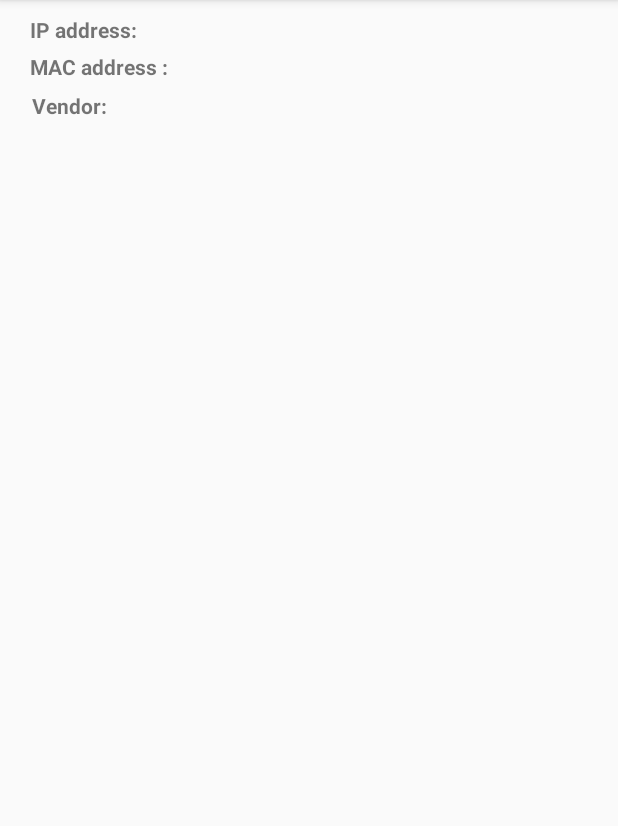
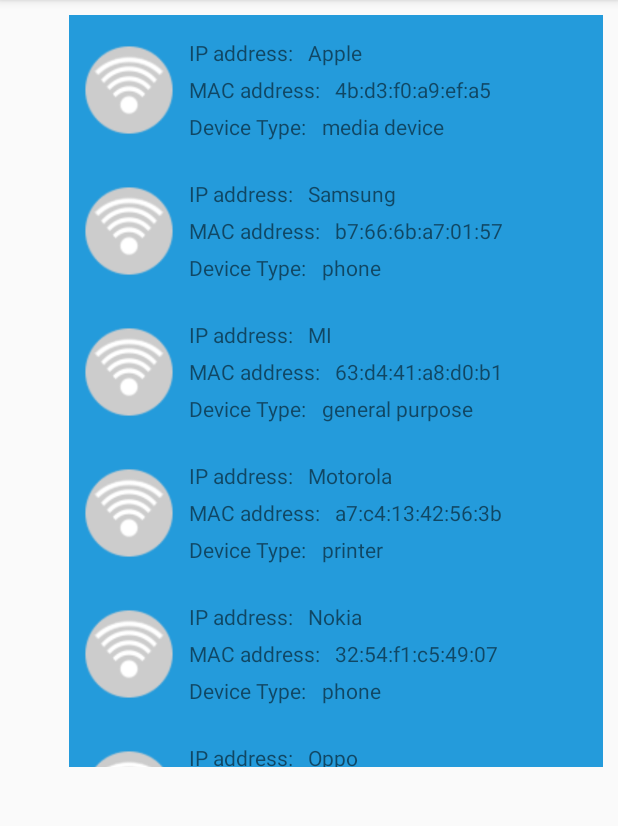
Before and after one commit to thitiwutchm38/MASai-Application, an Android app: the Device_list screen opened directly, with no data from a screen before it, on a phone screen of 412 x 824 dp, the part 84-910 px from its top. Run offline under Robolectric (Android 15) with nearby library versions, the phone set to English and light mode, and no system bars.

Commit message:
Update: devices adapter

```diff
--- /dev/null
+++ b/MASai2/app/src/main/java/com/example/bookthiti/masai2/DeviceAdapter.java
@@ -0,0 +1,102 @@
+package com.example.bookthiti.masai2;
+import android.content.Context;
+import android.content.Intent;
+import android.graphics.Color;
+import android.graphics.drawable.GradientDrawable;
+import android.support.annotation.NonNull;
+import android.support.v4.content.ContextCompat;
+import android.support.v7.widget.RecyclerView;
+import android.view.LayoutInflater;
+import android.view.View;
+import android.view.ViewGroup;
+import android.widget.ImageView;
+import android.widget.LinearLayout;
+import android.widget.RelativeLayout;
+import android.widget.TextView;
+import android.widget.Toast;
+
+import java.util.List;
+import java.util.Random;
+
+import java.util.ArrayList;
+
+import static com.example.bookthiti.masai2.DeviceAdapter.Holder.*;
+
+public class DeviceAdapter extends RecyclerView.Adapter<DeviceAdapter.Holder>{
+    private ArrayList<Devices> mainModelArrayList;
+    private Context context;
+    private OnRecyclerViewItemClickListener onRecyclerViewItemClickListener;
+    public DeviceAdapter(Context context,ArrayList<Devices> mainModelArrayList) {
+        this.context = context;
+        this.mainModelArrayList = mainModelArrayList;
+    }
+    @Override
+    public DeviceAdapter.Holder onCreateViewHolder(ViewGroup viewGroup, int i) {
+        View view = LayoutInflater.from(viewGroup.getContext()).inflate(R.layout.recyclerview_devices_item, viewGroup, false);
+
+        return new DeviceAdapter.Holder(view);
+    }
+    @Override
+    public void onBindViewHolder(DeviceAdapter.Holder Holder, int position) {
+        final Devices offersListModel = mainModelArrayList.get(position);
+
+        Holder.ip_Text.setText(offersListModel.getmIP_address());
+        Holder.mac_Text.setText(offersListModel.getmMac_address());
+        Holder.type_Text.setText(offersListModel.getmDevice_types());
+
+
+
+        Holder.rowMainImage.setImageResource(offersListModel.getOfferIcon());
+
+        Holder.rowMainParentLinearLayout.setTag(offersListModel);
+    }
+
+
+
+    @Override
+    public int getItemCount() {
+        return mainModelArrayList.size();
+    }
+    public class Holder extends RecyclerView.ViewHolder{
+
+        private ImageView rowMainImage;
+        private TextView ip_Text;
+        private TextView mac_Text;
+        private TextView type_Text;
+
+
+
+
+        private RelativeLayout rowMainParentLinearLayout;
+        public Holder(View view) {
+            super(view);
+
+
+            rowMainImage = view.findViewById(R.id.device_device_icon);
+
+            ip_Text = view.findViewById(R.id.device_data_ip);
+            mac_Text = view.findViewById(R.id.device_data_mac);
+            type_Text = view.findViewById(R.id.device_data_type);
+
+
+
+
+
+
+            rowMainParentLinearLayout =  view.findViewById(R.id.layout_device);
+
+            rowMainParentLinearLayout.setOnClickListener(new View.OnClickListener() {
+                @Override
+                public void onClick(View view) {
+                    if (onRecyclerViewItemClickListener != null) {
+                        onRecyclerViewItemClickListener.onItemClick(getAdapterPosition(), view);
+                    }
+                }
+            });
+        }
+    }
+    public void setOnRecyclerViewItemClickListener(OnRecyclerViewItemClickListener onRecyclerViewItemClickListener) {
+        this.onRecyclerViewItemClickListener = onRecyclerViewItemClickListener;
+    }
+
+}
--- a/MASai2/app/src/main/java/com/example/bookthiti/masai2/Device_list.java
+++ b/MASai2/app/src/main/java/com/example/bookthiti/masai2/Device_list.java
@@ -2,12 +2,113 @@ package com.example.bookthiti.masai2;
 
 import android.support.v7.app.AppCompatActivity;
 import android.os.Bundle;
+import android.support.v7.widget.LinearLayoutManager;
+import android.support.v7.widget.RecyclerView;
+import android.view.View;
+import android.widget.Toast;
 
-public class Device_list extends AppCompatActivity {
+import java.util.ArrayList;
+
+public class Device_list extends AppCompatActivity implements OnRecyclerViewItemClickListener {
+
+
+    private final int categoryIcon[] = {
+            R.drawable.wifi_device_4,
+            R.drawable.wifi_device_4,
+            R.drawable.wifi_device_4,
+
+            R.drawable.wifi_device_4,
+            R.drawable.wifi_device_4,
+            R.drawable.wifi_device_4,
+
+            R.drawable.wifi_device_4,
+            R.drawable.wifi_device_4,
+            R.drawable.wifi_device_4
+
+    };
+
+    private final String categoryName[] = {
+            "Apple",
+            "Samsung",
+            "MI",
+            "Motorola",
+            "Nokia",
+            "Oppo",
+            "Micromax",
+            "Honor",
+            "Lenovo"
+    };
+
+    private final String mac[] = {
+            "4b:d3:f0:a9:ef:a5",
+            "b7:66:6b:a7:01:57",
+            "63:d4:41:a8:d0:b1",
+            "a7:c4:13:42:56:3b",
+            "32:54:f1:c5:49:07",
+            "12:eb:32:e2:be:93",
+            "17:1f:cb:24:6f:90",
+            "e7:35:35:ea:5c:af",
+            "17:cf:ff:09:42:d4"
+    };
+    private final String type[] = {
+            "media device",
+            "phone",
+            "general purpose",
+            "printer",
+            "phone",
+            "webcam",
+            "phone",
+            "router",
+            "general purpose"
+    };
+
 
     @Override
-    protected void onCreate(Bundle savedInstanceState) {
+    protected void onCreate( Bundle savedInstanceState ) {
         super.onCreate(savedInstanceState);
         setContentView(R.layout.activity_device_list);
+        final RecyclerView mainRecyclerView = findViewById(R.id.recyclerview_device_item);
+        final LinearLayoutManager linearLayoutManager = new LinearLayoutManager(this,
+                LinearLayoutManager.VERTICAL, false);
+        mainRecyclerView.setLayoutManager(linearLayoutManager);
+
+
+        //Recycler Adapter
+        final ArrayList<Devices> mainModelArrayList = prepareList();
+        final DeviceAdapter mainRecyclerAdapter = new DeviceAdapter(this, mainModelArrayList);
+        mainRecyclerAdapter.setOnRecyclerViewItemClickListener(Device_list.this);
+        mainRecyclerView.setAdapter(mainRecyclerAdapter);
+    }
+
+    private ArrayList<Devices> prepareList() {
+        ArrayList<Devices> mainModelList = new ArrayList<>();
+
+        for (int i = 0; i < categoryName.length; i++) {
+
+
+            Devices mainModel = new Devices();
+
+            mainModel.setmIP_address(categoryName[i]);
+            mainModel.setmMac_address(mac[i]);
+            mainModel.setmDevice_types(type[i]);
+
+
+            mainModel.setOfferIcon(categoryIcon[i]);
+
+            mainModelList.add(mainModel);
+        }
+        return mainModelList;
+    }
+
+    @Override
+    public void onItemClick( int position, View view ) {
+        Devices mainModel = (Devices) view.getTag();
+        switch (view.getId()) {
+            case R.id.layout_device:
+                Toast.makeText(this, "Position clicked: " + String.valueOf(position) + ", " + mainModel.getmIP_address(), Toast.LENGTH_LONG).show();
+                break;
+        }
+
+
     }
 }
--- /dev/null
+++ b/MASai2/app/src/main/java/com/example/bookthiti/masai2/Devices.java
@@ -0,0 +1,59 @@
+package com.example.bookthiti.masai2;
+
+public class Devices {
+
+    private String mIP_address;
+    private String mMac_address;
+    private String mDevice_types;
+    private int mIcon;
+
+
+//    public Devices( String mIP_address, String mMac_address, String mDevice_types) {
+////        this.mIP_address = mIP_address;
+////        this.mMac_address = mMac_address;
+////        this.mDevice_types = mDevice_types;
+////    }
+
+
+
+    public void setmIP_address(String mIP_address) {
+        this.mIP_address = mIP_address;
+    }
+
+    public String getmIP_address() {
+        return mIP_address;
+    }
+
+
+
+    public void setmMac_address(String mMac_address) {
+        this.mMac_address = mMac_address;
+    }
+
+    public String getmMac_address() {
+        return mMac_address;
+    }
+
+
+    public void setmDevice_types(String mDevice_types) {
+        this.mDevice_types = mDevice_types;
+    }
+
+    public String getmDevice_types() {
+        return mDevice_types;
+    }
+
+
+    public int getOfferIcon() {
+        return mIcon;
+    }
+
+    public void setOfferIcon(int mIcon) {
+        this.mIcon = mIcon;
+    }
+
+
+
+
+
+}
--- a/MASai2/app/src/main/res/layout/activity_device_list.xml
+++ b/MASai2/app/src/main/res/layout/activity_device_list.xml
@@ -1,47 +1,19 @@
 <?xml version="1.0" encoding="utf-8"?>
 <RelativeLayout xmlns:android="http://schemas.android.com/apk/res/android"
     xmlns:app="http://schemas.android.com/apk/res-auto"
+    xmlns:tools="http://schemas.android.com/tools"
     android:id="@+id/layout"
     android:layout_width="match_parent"
-    android:layout_height="wrap_content"
+    android:layout_height="match_parent"
     android:padding="10dp">
 
-    <TextView
-        android:id="@+id/tvEmailSender"
-        android:layout_width="wrap_content"
-        android:layout_height="wrap_content"
+    <android.support.v7.widget.RecyclerView
+        android:id="@+id/recyclerview_device_item"
+        android:layout_width="374dp"
+        android:layout_height="501dp"
+        android:layout_alignParentStart="true"
         android:layout_alignParentTop="true"
-        android:layout_marginStart="10dp"
-        android:layout_marginLeft="10dp"
-        android:layout_toEndOf="@+id/tvIcon"
-        android:layout_toRightOf="@+id/tvIcon"
-        android:text="IP address: "
-        android:textStyle="bold" />
-
-    <TextView
-        android:id="@+id/tvEmailTitle"
-        android:layout_width="wrap_content"
-        android:layout_height="wrap_content"
-        android:layout_below="@+id/tvEmailSender"
-        android:layout_marginStart="10dp"
-        android:layout_marginLeft="10dp"
-        android:layout_marginTop="5dp"
-        android:layout_toEndOf="@+id/tvIcon"
-        android:layout_toRightOf="@+id/tvIcon"
-        android:text="MAC address :"
-        android:textStyle="bold" />
-
-    <TextView
-        android:id="@+id/tvEmailTitle3"
-        android:layout_width="wrap_content"
-        android:layout_height="wrap_content"
-        android:layout_below="@+id/tvEmailSender"
-        android:layout_marginStart="11dp"
-        android:layout_marginLeft="11dp"
-        android:layout_marginTop="31dp"
-        android:layout_toEndOf="@+id/tvIcon"
-        android:layout_toRightOf="@+id/tvIcon"
-        android:text="Vendor:"
-        android:textStyle="bold" />
+        android:layout_marginStart="36dp"
+        android:layout_marginTop="0dp" />
 
 </RelativeLayout>
--- a/MASai2/app/src/main/res/layout/recyclerview_devices_item.xml
+++ b/MASai2/app/src/main/res/layout/recyclerview_devices_item.xml
@@ -1,47 +1,92 @@
 <?xml version="1.0" encoding="utf-8"?>
 <RelativeLayout xmlns:android="http://schemas.android.com/apk/res/android"
     xmlns:app="http://schemas.android.com/apk/res-auto"
-    android:id="@+id/layout"
+    android:id="@+id/layout_device"
     android:layout_width="match_parent"
     android:layout_height="wrap_content"
+    android:background="#249BDB"
     android:padding="10dp">
 
+    <ImageView
+        android:id="@+id/device_device_icon"
+        android:layout_width="60dp"
+        android:layout_height="60dp"
+        android:layout_marginTop="10dp"
+        android:gravity="center"
+        app:srcCompat="@android:drawable/sym_def_app_icon" />
+
     <TextView
-        android:id="@+id/tvEmailSender"
+        android:id="@+id/device_ip"
         android:layout_width="wrap_content"
         android:layout_height="wrap_content"
-        android:layout_alignParentTop="true"
-        android:layout_marginStart="10dp"
-        android:layout_marginLeft="10dp"
-        android:layout_toEndOf="@+id/tvIcon"
-        android:layout_toRightOf="@+id/tvIcon"
-        android:text="IP address: "
-        android:textStyle="bold" />
-
-    <TextView
-        android:id="@+id/tvEmailTitle"
-        android:layout_width="wrap_content"
-        android:layout_height="wrap_content"
-        android:layout_below="@+id/tvEmailSender"
         android:layout_marginStart="10dp"
         android:layout_marginLeft="10dp"
         android:layout_marginTop="5dp"
-        android:layout_toEndOf="@+id/tvIcon"
-        android:layout_toRightOf="@+id/tvIcon"
-        android:text="MAC address :"
-        android:textStyle="bold" />
+        android:layout_toEndOf="@+id/device_device_icon"
+        android:layout_toRightOf="@+id/device_device_icon"
+        android:text="IP address:"
+        android:textSize="14sp" />
 
     <TextView
-        android:id="@+id/tvEmailTitle3"
+        android:id="@+id/device_data_ip"
         android:layout_width="wrap_content"
         android:layout_height="wrap_content"
-        android:layout_below="@+id/tvEmailSender"
-        android:layout_marginStart="11dp"
-        android:layout_marginLeft="11dp"
-        android:layout_marginTop="31dp"
-        android:layout_toEndOf="@+id/tvIcon"
-        android:layout_toRightOf="@+id/tvIcon"
-        android:text="Vendor:"
-        android:textStyle="bold" />
+        android:layout_marginStart="10dp"
+        android:layout_marginLeft="10dp"
+        android:layout_marginTop="5dp"
+        android:layout_toRightOf="@id/device_ip"
+        android:textSize="14sp" />
+
+    <TextView
+        android:id="@+id/device_mac"
+        android:layout_width="wrap_content"
+        android:layout_height="wrap_content"
+        android:layout_below="@+id/device_ip"
+        android:layout_marginStart="10dp"
+        android:layout_marginLeft="10dp"
+        android:layout_marginTop="5dp"
+        android:layout_toEndOf="@+id/device_device_icon"
+        android:layout_toRightOf="@+id/device_device_icon"
+        android:text="MAC address:" />
+
+    <TextView
+        android:id="@+id/device_data_mac"
+        android:layout_width="wrap_content"
+        android:layout_height="wrap_content"
+        android:layout_below="@+id/device_data_ip"
+        android:layout_marginStart="10dp"
+        android:layout_marginLeft="10dp"
+        android:layout_marginTop="5dp"
+        android:layout_toEndOf="@+id/device_mac"
+        android:layout_toRightOf="@id/device_mac"
+        android:textSize="14sp" />
+
+    <TextView
+        android:id="@+id/device_type"
+        android:layout_width="wrap_content"
+        android:layout_height="wrap_content"
+        android:layout_below="@+id/device_mac"
+        android:layout_marginStart="10dp"
+        android:layout_marginLeft="10dp"
+        android:layout_marginTop="5dp"
+        android:layout_toEndOf="@+id/device_device_icon"
+        android:layout_toRightOf="@+id/device_device_icon"
+        android:ellipsize="end"
+        android:maxLines="1"
+        android:text="Device Type:" />
+
+
+    <TextView
+        android:id="@+id/device_data_type"
+        android:layout_width="wrap_content"
+        android:layout_height="wrap_content"
+        android:layout_below="@+id/device_data_mac"
+        android:layout_marginStart="10dp"
+        android:layout_marginLeft="10dp"
+        android:layout_marginTop="5dp"
+        android:layout_toEndOf="@+id/device_type"
+        android:layout_toRightOf="@id/device_type"
+        android:textSize="14sp" />
+
 
 </RelativeLayout>
```
